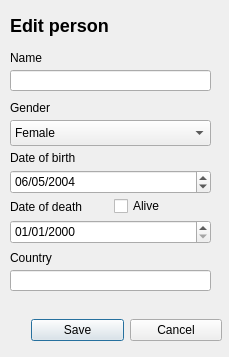
Indexu/Verklegt_Namskeid, file Verklegt_Namskeid-Skil3/Verklegt_Namskeid-Skil3/editpersondialog.ui: the form before one commit.
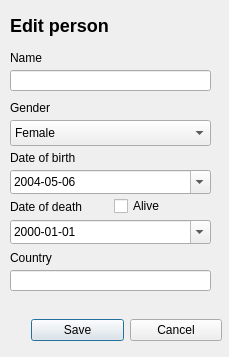
The form after the commit.

The edit to the form file:
```diff
--- a/Verklegt_Namskeid-Skil3/Verklegt_Namskeid-Skil3/editpersondialog.ui
+++ b/Verklegt_Namskeid-Skil3/Verklegt_Namskeid-Skil3/editpersondialog.ui
@@ -43,7 +43,10 @@
     </rect>
    </property>
    <property name="displayFormat">
-    <string>dd/MM/yyyy</string>
+    <string>yyyy-MM-dd</string>
+   </property>
+   <property name="calendarPopup">
+    <bool>true</bool>
    </property>
   </widget>
   <widget class="QLabel" name="label">
@@ -180,7 +183,10 @@
     </datetime>
    </property>
    <property name="displayFormat">
-    <string>dd/MM/yyyy</string>
+    <string>yyyy-MM-dd</string>
+   </property>
+   <property name="calendarPopup">
+    <bool>true</bool>
    </property>
   </widget>
   <widget class="QLabel" name="label_4">
```
Left out of the diff: 2 changed lines with no effect on the pictures.
